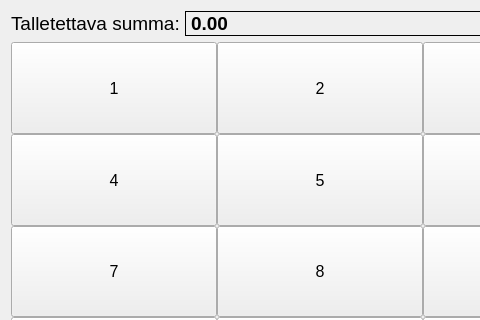
This is atm-ui/pagekeypad.ui in banksimul2022/group15 as Qt 5 draws it before an edit; both pictures show x 0 to 480 and y 0 to 320 of the 640 by 480 pixel window. The edited form follows.
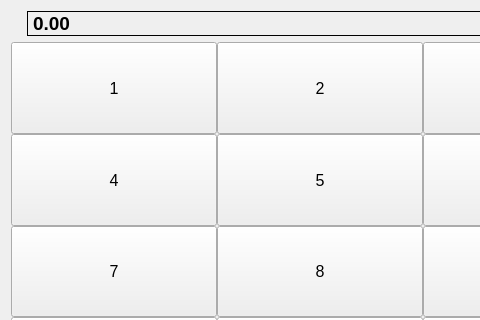
This is the edited form.

Commit message: atm-ui: Make PageKeypad support both Withdraw and Deposit

```diff
--- a/atm-ui/pagekeypad.ui
+++ b/atm-ui/pagekeypad.ui
@@ -36,7 +36,7 @@
         </font>
        </property>
        <property name="text">
-        <string>Talletettava summa:</string>
+        <string/>
        </property>
        <property name="textFormat">
         <enum>Qt::PlainText</enum>
```
Left out of the diff: 2 changed lines with no effect on the pictures. The commit also changes 2 other files.
